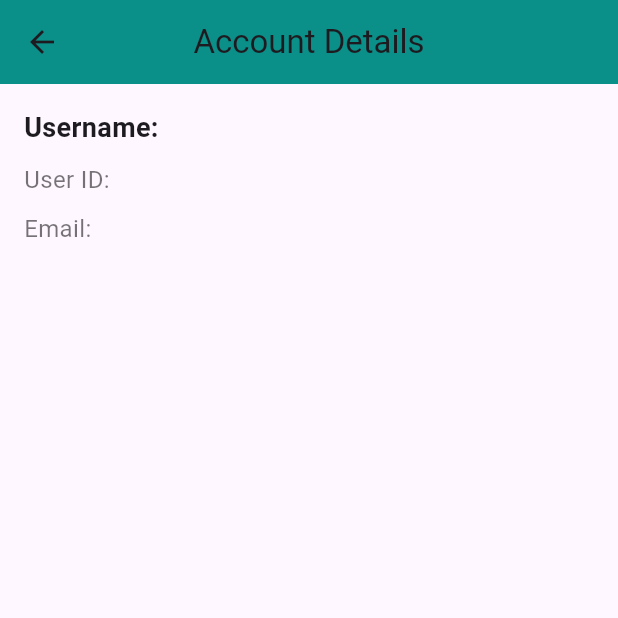
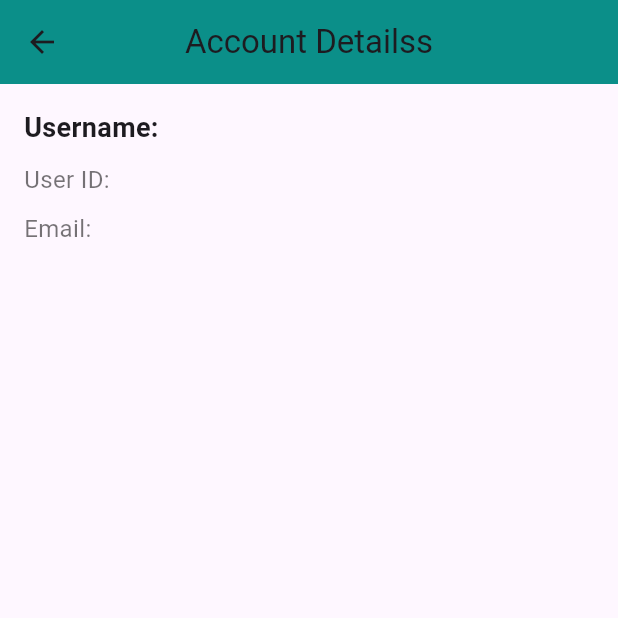
Before and after one commit to saaduddins83/flutter_bookStore_App, a Flutter app: the UserAccountPage screen opened directly with empty values, on a phone screen of 412 x 824 dp, the top half of it. Run offline on Flutter 3.47's test engine with Material 3 defaults, Android fonts, the phone set to English and light mode, and no system bars; our stand-ins replace cloud_firestore, firebase_auth, firebase_core, flutter_svg, google_fonts, google_sign_in; missing offline and left inert: sign_button; accounts and stored records are empty; network calls fail.

Commit message:
admin panel user account and update book issue

```diff
--- a/lib/admin/book_listing.dart
+++ b/lib/admin/book_listing.dart
@@ -125,7 +125,7 @@ class _BookListPageState extends State<BookListPage> {
                               context,
                               AppRoutes.updatebooks,
                               arguments: {
-                                'id': book.id, // Firestore document ID
+                                'ids': book.id, // Firestore document ID
                                 'title': bookData['title'],
                                 'author': bookData['author'],
                                 'price': bookData['price'],
--- a/lib/admin/updateBooks.dart
+++ b/lib/admin/updateBooks.dart
@@ -118,7 +118,7 @@ class _UpdateBooksState extends State<UpdateBooks> {
                 const SizedBox(height: 20),
                 ElevatedButton(
                   onPressed: _updateBook,
-                  child: const Text('Update Data'),
+                  child: const Text('Updates Data'),
                 ),
               ],
             ),
--- a/lib/admin/userAccounts.dart
+++ b/lib/admin/userAccounts.dart
@@ -11,7 +11,7 @@ class UserAccountPage extends StatelessWidget {
   Widget build(BuildContext context) {
     return Scaffold(
       appBar: AppBar(
-        title: const Text('Account Details'),
+        title: const Text('Account Detailss'),
         backgroundColor: Colors.teal,
         centerTitle: true,
         elevation: 5,
```
